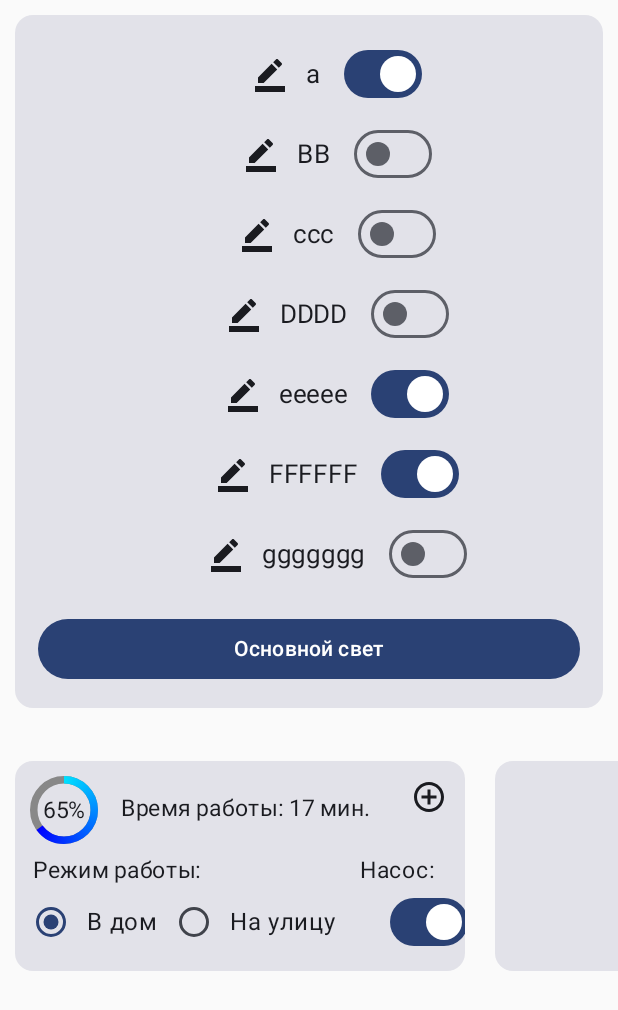
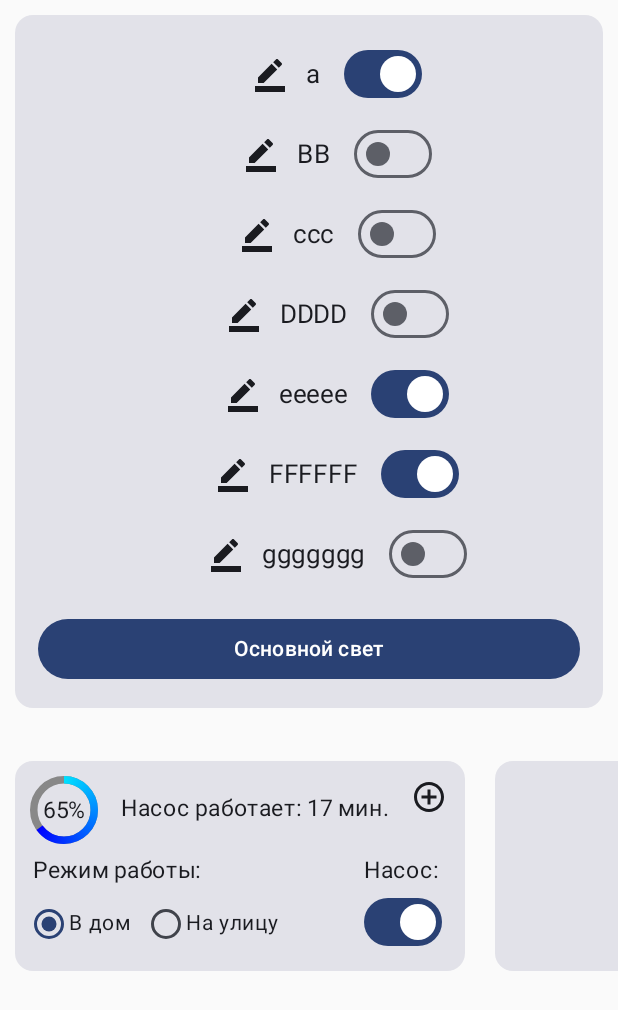
Before and after one commit to dgopadakak/SmartHouseV5, an Android app built with Jetpack Compose: the screen it shows after launch (MainActivity), after a tap on "Add button", on a phone screen of 412 x 824 dp. Shown: the top 1010 px of the screen. Run offline under Robolectric (Android 15) with nearby library versions, the phone set to English and light mode, and no system bars.

Commit message:
Size corrections

```diff
--- a/app/src/main/java/com/dgopadakak/smarthousev5/ui/MainScreen.kt
+++ b/app/src/main/java/com/dgopadakak/smarthousev5/ui/MainScreen.kt
@@ -26,10 +26,10 @@ import androidx.compose.runtime.remember
 import androidx.compose.ui.Alignment
 import androidx.compose.ui.Modifier
 import androidx.compose.ui.graphics.Color
+import androidx.compose.ui.platform.LocalDensity
 import androidx.compose.ui.res.painterResource
 import androidx.compose.ui.tooling.preview.Preview
 import androidx.compose.ui.unit.dp
-import androidx.compose.ui.unit.sp
 import com.dgopadakak.smarthousev5.R
 import com.dgopadakak.smarthousev5.model.states.CanopyState
 import com.dgopadakak.smarthousev5.model.states.DishwasherState
@@ -107,6 +107,7 @@ fun WaterTankCard(
     pinned: MutableState<Int>,
     waterTankState: MutableState<WaterTankState>
 ) {
+    val density = LocalDensity.current
     Card(
         modifier = Modifier.padding(10.dp)
     ) {
@@ -155,17 +156,35 @@ fun WaterTankCard(
                         Text(
                             text = "${waterTankState.value.percent}%",
                             modifier = Modifier.align(Alignment.Center),
-                            fontSize = if (pinned.value == 0) 25.sp else 15.sp
+                            fontSize = if (pinned.value == 0)
+                                with(density) { 25.dp.toSp() }
+                            else
+                                with(density) { 15.dp.toSp() }
                         )
                     }
+                    if (pinned.value != 0) {
                         Text(
-                        text = "Время работы: ${waterTankState.value.time} мин.",
-                        fontSize = if (pinned.value == 0) 16.sp else 15.sp,
-                        modifier = if (pinned.value == 0)
-                            Modifier.padding(vertical = 25.dp)
+                            text = "Насос ${if (waterTankState.value.isPumpOn)
+                                "работает"
                             else
-                            Modifier.padding(top = 19.dp)
+                                "работал"}: " +
+                                    "${waterTankState.value.time} мин.",
+                            fontSize = with(density) { 15.dp.toSp() },
+                            modifier = Modifier.padding(top = 19.dp)
                         )
+                    } else {
+                        Column(
+                            modifier = Modifier.padding(start = 5.dp, top = 15.dp)
+                        ) {
+                            Text(
+                                text = "Насос ${if (waterTankState.value.isPumpOn)
+                                    "работает"
+                                else
+                                    "работал"}:"
+                            )
+                            Text(text = "${waterTankState.value.time} мин.")
+                        }
+                    }
                 }
 
                 Row(
@@ -174,7 +193,10 @@ fun WaterTankCard(
                 ) {
                     Text(
                         text = "Режим работы:",
-                        fontSize = if (pinned.value == 0) 17.sp else 15.sp,
+                        fontSize = if (pinned.value == 0)
+                            with(density) { 17.dp.toSp() }
+                        else
+                            with(density) { 15.dp.toSp() },
                         modifier = if (pinned.value == 0)
                             Modifier.padding(start = 12.dp, top = 15.dp)
                         else
@@ -183,30 +205,53 @@ fun WaterTankCard(
                     if (pinned.value != 0) {
                         Text(
                             text = "Насос:",
-                            fontSize = 15.sp,
-                            modifier = Modifier.padding(top = 5.dp, end = 20.dp)
+                            fontSize = with(density) { 15.dp.toSp() },
+                            modifier = Modifier.padding(top = 5.dp, end = 17.dp)
                         )
                     }
                 }
 
                 Row(
+                    modifier = Modifier.fillMaxWidth().padding(bottom = 10.dp),
                     verticalAlignment = Alignment.CenterVertically,
-                    modifier = Modifier.padding(bottom = 10.dp)
+                    horizontalArrangement = Arrangement.SpaceBetween
+                ) {
+                    Row(
+                        verticalAlignment = Alignment.CenterVertically
                     ) {
                         RadioButton(
                             selected = waterTankState.value.mode == 0,
-                        onClick = { /*TODO*/ }
+                            onClick = { /*TODO*/ },
+                            modifier = Modifier
+                                .size(30.dp)
+                                .padding(start = 15.dp)
                         )
-                    Text(text = "В дом")
+                        Text(
+                            text = "В дом",
+                            fontSize = with(density) { 14.dp.toSp() },
+                            modifier = Modifier.padding(start = 6.dp)
+                        )
                         RadioButton(
                             selected = waterTankState.value.mode == 1,
-                        onClick = { /*TODO*/ }
+                            onClick = { /*TODO*/ },
+                            modifier = Modifier
+                                .size(30.dp)
+                                .padding(start = 15.dp)
                         )
-                    Text(text = "На улицу")
+                        Text(
+                            text = "На улицу",
+                            fontSize = with(density) { 14.dp.toSp() },
+                            modifier = Modifier.padding(start = 6.dp)
+                        )
+                    }
+                    Row(
+                        modifier = Modifier.padding(end = 15.dp),
+                        verticalAlignment = Alignment.CenterVertically
+                    ) {
                         if (pinned.value == 0) {
                             Text(
                                 text = "Насос:",
-                            modifier = Modifier.padding(start = 35.dp)
+                                fontSize = with(density) { 14.dp.toSp() }
                             )
                         }
                         Switch(
@@ -215,10 +260,11 @@ fun WaterTankCard(
                                 /*TODO*/
                             },
                             modifier = if (pinned.value == 0)
-                            Modifier.padding(start = 15.dp)
+                                Modifier.padding(start = 10.dp)
                             else
-                            Modifier.padding(start = 38.dp)
+                                Modifier.padding(start = 29.dp)
                         )
+                    }
                 }
             }
         }
@@ -230,6 +276,7 @@ fun CanopyCard(
     pinned: MutableState<Int>,
     canopyState: MutableState<CanopyState>
 ) {
+    val density = LocalDensity.current
     Card(
         modifier = Modifier.padding(10.dp)
     ) {
@@ -260,7 +307,8 @@ fun CanopyCard(
                                 modifier = Modifier.padding(top = 5.dp)
                             ) {
                                 Text(text = "${canopyState.value.nameList[i]}: " +
-                                        if (canopyState.value.isOnList[i]) "on" else "off"
+                                        if (canopyState.value.isOnList[i]) "on" else "off",
+                                    fontSize = with(density) { 14.dp.toSp() }
                                 )
                             }
                         }
@@ -273,7 +321,8 @@ fun CanopyCard(
                                 modifier = Modifier.padding(top = 5.dp)
                             ) {
                                 Text(text = "${canopyState.value.nameList[i]}: " +
-                                        if (canopyState.value.isOnList[i]) "on" else "off"
+                                        if (canopyState.value.isOnList[i]) "on" else "off",
+                                    fontSize = with(density) { 14.dp.toSp() }
                                 )
                             }
                         }
@@ -313,6 +362,7 @@ fun CanopyCard(
 
 @Composable
 fun CanopyRow(isReady: Boolean, name: String, isOn: Boolean, index: Int) {
+    val density = LocalDensity.current
     Row(
         modifier = if (index == 0)
             Modifier
@@ -333,7 +383,7 @@ fun CanopyRow(isReady: Boolean, name: String, isOn: Boolean, index: Int) {
         }
         Text(
             text = name,
-            fontSize = 17.sp
+            fontSize = with(density) { 17.dp.toSp() }
         )
         Switch(
             checked = isOn,
@@ -372,7 +422,9 @@ fun DishwasherCard(
             }
             Text(
                 text = "Coming soon...",
-                modifier = Modifier.align(Alignment.Center)
+                modifier = Modifier
+                    .align(Alignment.Center)
+                    .padding(vertical = 40.dp)
             )
         }
     }
```
Lines whose indentation alone changed are shown as unchanged.
